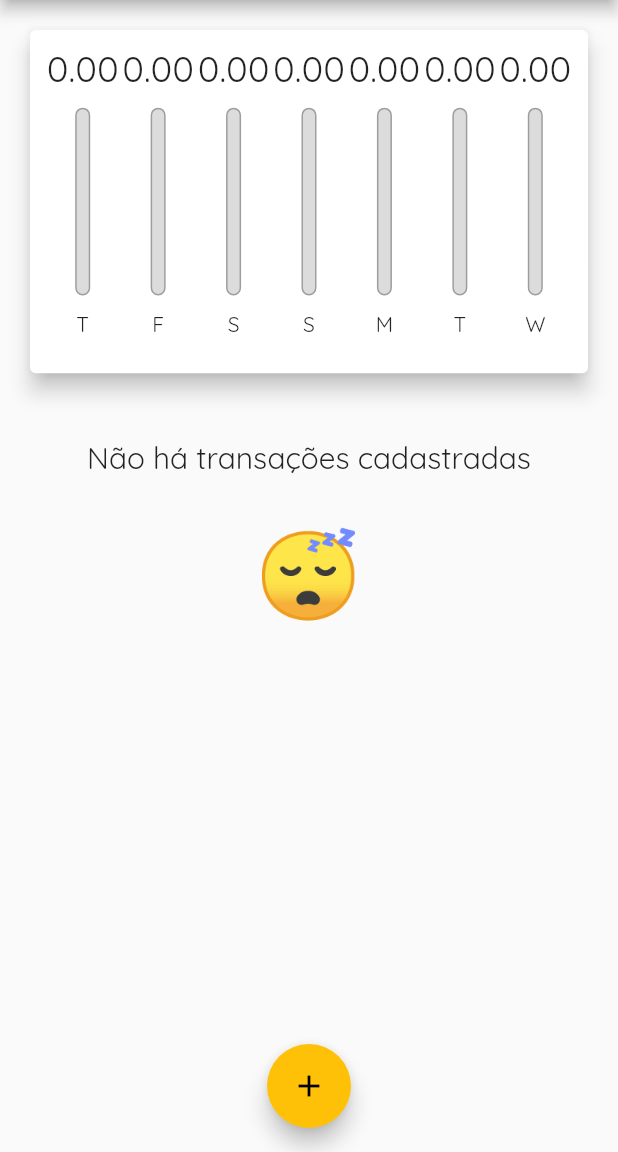
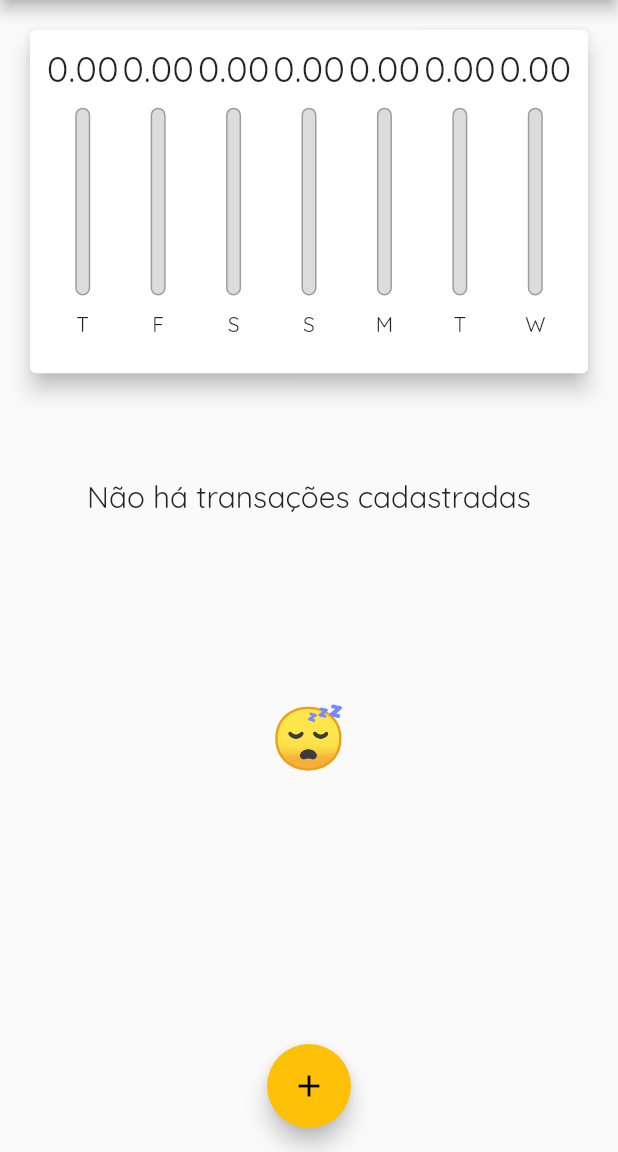
Before and after one commit to niltoneapontes/app-despesas-pessoais, a Flutter app: the screen it shows after launch, on a phone screen of 412 x 824 dp, the part 84-1236 px from its top. Run offline on Flutter 3.47's test engine with Material 2 defaults, Android fonts, the phone set to English and light mode, and no system bars.

Commit message:
feat: toggle condition

```diff
--- a/lib/components/transaction_list.dart
+++ b/lib/components/transaction_list.dart
@@ -11,24 +11,29 @@ class TransactionList extends StatelessWidget {
   @override
   Widget build(BuildContext context) {
     return transactions.isEmpty
-        ? Column(
+        ? LayoutBuilder(builder: (ctx, constraints) {
+            return Column(
               children: [
-              Padding(
-                padding: const EdgeInsets.only(top: 24),
+                SizedBox(height: constraints.maxHeight * 0.1),
+                Container(
+                  height: constraints.maxHeight * 0.3,
                   child: Text('Não há transações cadastradas',
                       style: Theme.of(context).textTheme.headline6),
                 ),
                 Container(
-                height: 200,
-                margin: EdgeInsets.only(top: 32),
+                  height: constraints.maxHeight * 0.6,
                   // child: Image.asset(
                   //   'assets/images/waiting.png',
                   //   fit: BoxFit.cover,
                   // ),
-                child: Text('😴', style: TextStyle(fontSize: 56)),
+                  child: Text('😴',
+                      style: TextStyle(
+                          fontSize:
+                              40 * MediaQuery.of(context).textScaleFactor)),
                 )
               ],
-          )
+            );
+          })
         : ListView.builder(
             itemCount: transactions.length,
             itemBuilder: (ctx, index) {
--- a/lib/main.dart
+++ b/lib/main.dart
@@ -35,6 +35,7 @@ class MyHomePage extends StatefulWidget {
 
 class _MyHomePageState extends State<MyHomePage> {
   final _transactions = <Transaction>[];
+  bool _showChart = false;
 
   List<Transaction> get _recentTransactions {
     return _transactions.where((transaction) {
@@ -74,6 +75,9 @@ class _MyHomePageState extends State<MyHomePage> {
 
   @override
   Widget build(BuildContext context) {
+    bool isLandscape =
+        MediaQuery.of(context).orientation == Orientation.landscape;
+
     final appBar = AppBar(
       title: Text(
         'Despesas Pessoais',
@@ -83,9 +87,19 @@ class _MyHomePageState extends State<MyHomePage> {
             fontSize: 20 * MediaQuery.of(context).textScaleFactor),
       ),
       actions: [
+        if (isLandscape)
+          IconButton(
+            onPressed: () {
+              setState(() {
+                _showChart = !_showChart;
+              });
+            },
+            icon: Icon(_showChart ? Icons.list : Icons.pie_chart),
+          ),
         IconButton(
           onPressed: () => _openTransactionFormModal(context),
-            icon: Icon(Icons.add))
+          icon: Icon(Icons.add),
+        ),
       ],
     );
 
@@ -100,10 +114,12 @@ class _MyHomePageState extends State<MyHomePage> {
           mainAxisAlignment: MainAxisAlignment.start,
           crossAxisAlignment: CrossAxisAlignment.stretch,
           children: [
+            if (_showChart || !isLandscape)
               Container(
-              height: availableHeight * 0.35,
+                height: availableHeight * (isLandscape ? 0.7 : 0.35),
                 child: Chart(_recentTransactions),
               ),
+            if (!_showChart)
               Container(
                 height: availableHeight * 0.65,
                 child: TransactionList(_transactions, _deleteTransaction),
```
Lines whose indentation alone changed are shown as unchanged.
